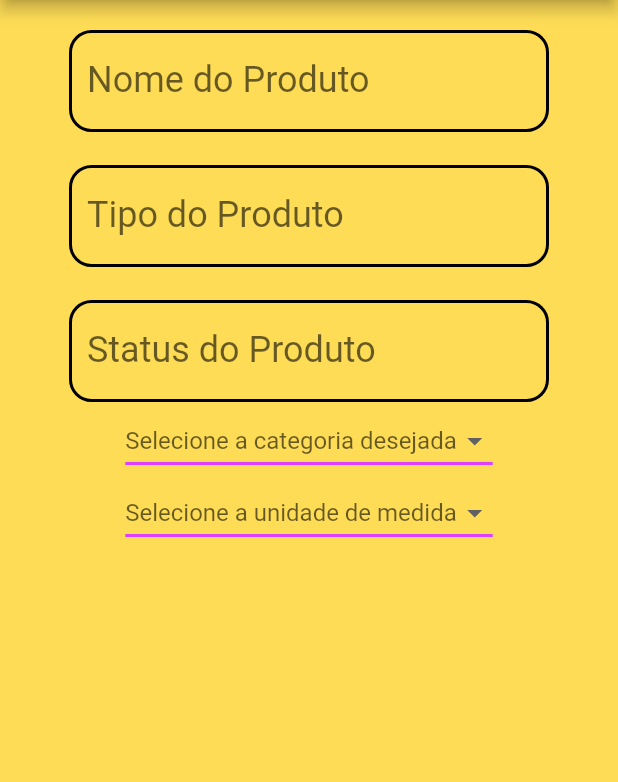
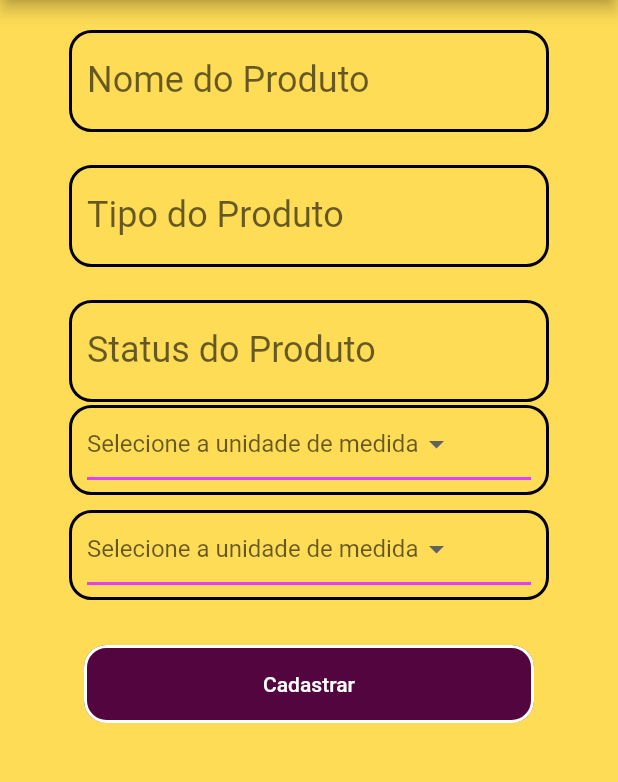
Before and after one commit to GuiPiovezan/aplicativo-point-summer-foods, a Flutter app: the CadastroProduto screen opened directly, on a phone screen of 412 x 824 dp, the part 84-866 px from its top. Run offline on Flutter 3.47's test engine with Material 2 defaults, Android fonts, the phone set to English and light mode, and no system bars; our stand-ins replace cloud_firestore, firebase_core; accounts and stored records are empty.

Commit message:
Adcionado padding, borda e buttom na tela cadastro de produto.

```diff
--- a/lib/View/CadastroProduto/cadastro-produto.dart
+++ b/lib/View/CadastroProduto/cadastro-produto.dart
@@ -14,6 +14,7 @@ class CadastroProduto extends StatefulWidget {
 class _CadastroProdutoState extends State<CadastroProduto> {
   String? dropDawnUnidadeMedida ;
   String? dropDawnTipo ;
+
   final firestore = FirebaseFirestore.instance;
   final
 
@@ -75,28 +76,57 @@ class _CadastroProdutoState extends State<CadastroProduto> {
                 descricaoCampo: "Status do Produto",
                 placeholder: "Digite",
               ),
-              Padding(
-                padding: const EdgeInsets.fromLTRB(10,0,10,0),
+              Container(
+                padding: EdgeInsets.symmetric(horizontal: 10.0),
+                width: 320,
+                height: 60,
+                decoration: BoxDecoration(
+                  borderRadius: BorderRadius.circular(15.0),
+                  border: Border.all(
+                    width: 2,
+                    color: Colors.black,
+                    style: BorderStyle.solid,
+                  ),
+                ),
                 child: DropdownButton(
-                  value: dropDawnUnidadeMedida,
-                  isExpanded: false,
+                  borderRadius: BorderRadius.circular(20),
+                  value: dropDawnTipo,
+                  isExpanded: false, // Espandir o botão de escolha
+                  //disabledHint: Text("Selecione a unidade de medida"), // deixar uma mensagem indicando o que o usurio deve fazer clicando no botão
+                  hint: Text("Selecione a unidade de medida"), // para exibir no botão a opção escolhida
+                  //focusColor: Colors.purple, // cor que o botão irá ficar quando for pressionado
+                  //alignment: , // decidir se ficara ao meio ou aos lados
+                  elevation: 16, // decidir para qual lado irá ser elevado o menu quando for clicado
                   underline: Container(
                     height: 2,
                     color: Colors.purpleAccent,
                   ),
-                  //disabledHint: Text("Selecione a categoria desejada"),
-                  hint: Text("Selecione a categoria desejada"),
+                  onChanged: (String? categories) { setState(() {
+                   dropDawnTipo = categories!;
+                }); },
                   items: categories.map((String categories) {
                   return DropdownMenuItem(
                     value: categories,
                     child: Text(categories),
                   );
-                }).toList(), onChanged: (String? value) {  },
+                }).toList(),
                 ),
               ),
-              Padding(
-                padding: const EdgeInsets.fromLTRB(10,0,10,0),
+              Container(
+                margin: EdgeInsets.all(10),
+                padding: EdgeInsets.symmetric(horizontal: 10.0),
+                width: 320,
+                height: 60,
+                decoration: BoxDecoration(
+                  borderRadius: BorderRadius.circular(15.0),
+                  border: Border.all(
+                    width: 2,
+                    color: Colors.black,
+                    style: BorderStyle.solid,
+                  ),
+                ),
                 child: DropdownButton(
+                  borderRadius: BorderRadius.circular(20),
                   value: dropDawnUnidadeMedida,
                   isExpanded: false, // Espandir o botão de escolha
                   //disabledHint: Text("Selecione a unidade de medida"), // deixar uma mensagem indicando o que o usurio deve fazer clicando no botão
@@ -119,6 +149,10 @@ class _CadastroProdutoState extends State<CadastroProduto> {
                 }).toList(),
                 ),
               ),
+              CustomTextButton(
+                textoBotao: "Cadastrar",
+                onPressed: () {}
+              ),
             ],
           ),
         ),
@@ -139,7 +173,7 @@ List<String> categories = [
 final measureSelected = TextEditingController();
 
 List<String> measure = [
-  "Ml",
+  "ML",
   "Gramas",
   "Unidade",
 ];
--- a/lib/View/app.dart
+++ b/lib/View/app.dart
@@ -8,7 +8,7 @@ class App extends StatelessWidget {
   @override
   Widget build(BuildContext context) {
     return MaterialApp(
-      home: CadastroEndereco(),
+      home: CadastroProduto(),
       debugShowCheckedModeBanner: false,
     );
   }
```
